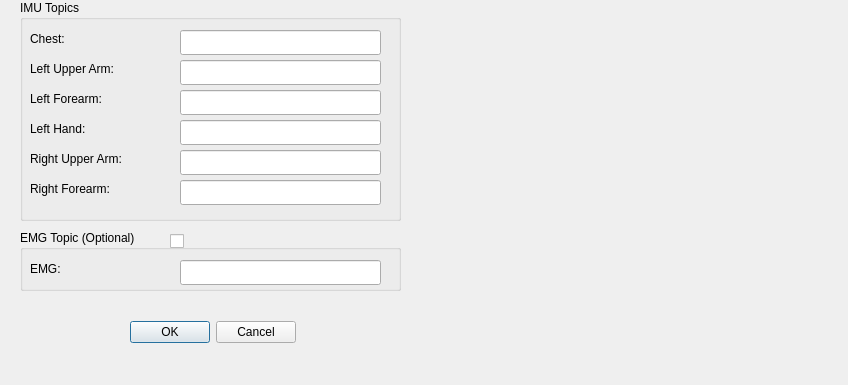
Qt form ui/sensors.ui (frdedynamics/imu_human_pkg) before a commit.
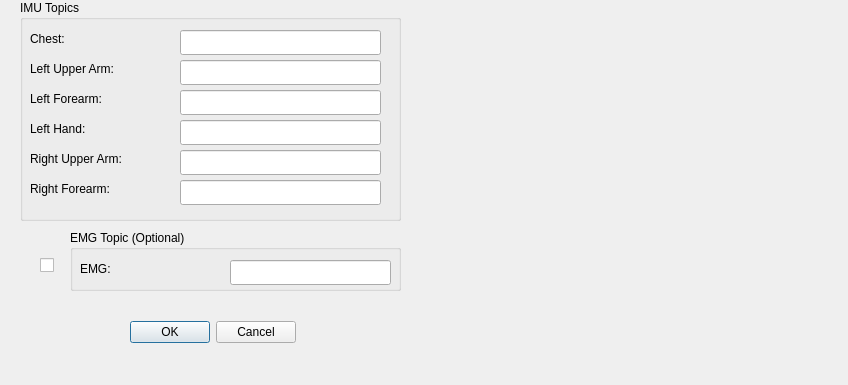
The same form after that commit. Icons and pictures are not drawn.

Commit message: EMG optional added

Patch:
```diff
--- a/ui/sensors.ui
+++ b/ui/sensors.ui
@@ -170,9 +170,9 @@
   <widget class="QGroupBox" name="groupBox_emg">
    <property name="geometry">
     <rect>
-     <x>20</x>
+     <x>70</x>
      <y>230</y>
-     <width>381</width>
+     <width>331</width>
      <height>61</height>
     </rect>
    </property>
@@ -184,7 +184,7 @@
      <rect>
       <x>160</x>
       <y>30</y>
-      <width>201</width>
+      <width>161</width>
       <height>25</height>
      </rect>
     </property>
@@ -202,19 +202,6 @@
      <string>EMG:</string>
     </property>
    </widget>
-   <widget class="QCheckBox" name="checkBox_emg">
-    <property name="geometry">
-     <rect>
-      <x>150</x>
-      <y>0</y>
-      <width>21</width>
-      <height>23</height>
-     </rect>
-    </property>
-    <property name="text">
-     <string> </string>
-    </property>
-   </widget>
   </widget>
   <widget class="QDialogButtonBox" name="buttonBox">
    <property name="geometry">
@@ -251,6 +238,19 @@
     <bool>false</bool>
    </property>
   </widget>
+  <widget class="QCheckBox" name="checkBox_emg">
+   <property name="geometry">
+    <rect>
+     <x>40</x>
+     <y>250</y>
+     <width>21</width>
+     <height>31</height>
+    </rect>
+   </property>
+   <property name="text">
+    <string/>
+   </property>
+  </widget>
  </widget>
  <resources/>
  <connections/>
```
The commit also changes 2 other files.
